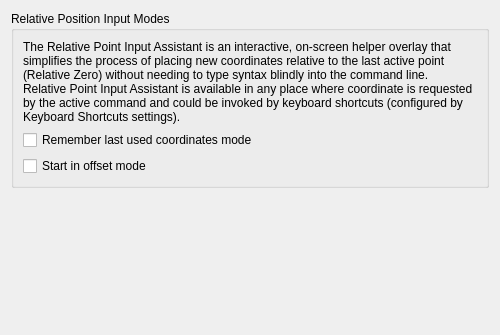
Qt form librecad/src/ui/dialogs/settings/options_drafting/pages/lc_settings_page_drafting_behavior_input_assistant.ui (sand1024/LibreCAD) before a commit.
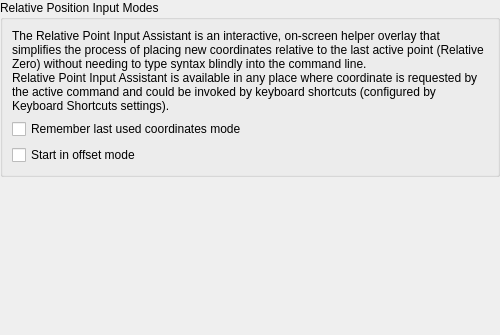
The same form after that commit.

Commit message: generic setting and drawfting settings dialogs cleanup

Diff of the .ui file:
```diff
--- a/librecad/src/ui/dialogs/settings/options_drafting/pages/lc_settings_page_drafting_behavior_input_assistant.ui
+++ b/librecad/src/ui/dialogs/settings/options_drafting/pages/lc_settings_page_drafting_behavior_input_assistant.ui
@@ -11,6 +11,18 @@
    </rect>
   </property>
   <layout class="QVBoxLayout" name="mainLayout">
+   <property name="leftMargin">
+    <number>0</number>
+   </property>
+   <property name="topMargin">
+    <number>0</number>
+   </property>
+   <property name="rightMargin">
+    <number>0</number>
+   </property>
+   <property name="bottomMargin">
+    <number>0</number>
+   </property>
    <item>
     <widget class="QGroupBox" name="gbAssistantModes">
      <property name="title">
```
The commit also changes 40 other files.
